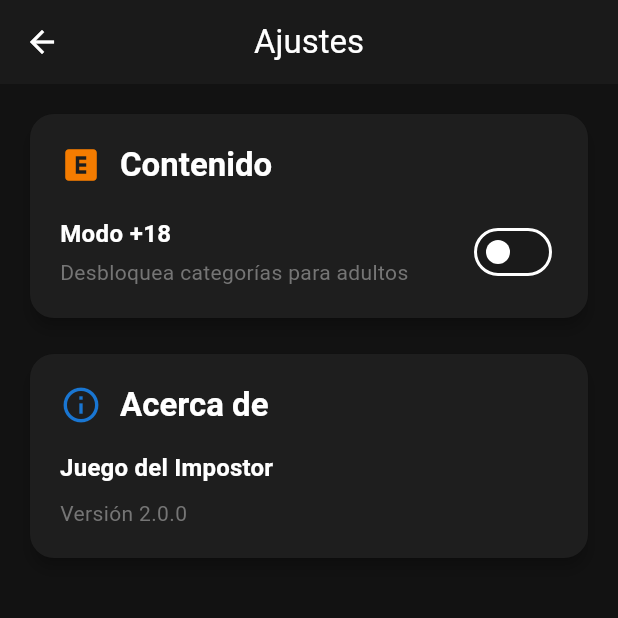
After one commit to Drakko99/juego_impostor, a Flutter app: the SettingsScreen screen opened directly, on a phone screen of 412 x 824 dp, the top half of it. The commit adds this screen. Run offline on Flutter 3.47's test engine with Material 3 defaults, Android fonts, the phone set to English and light mode, and no system bars; our stand-ins replace shared_preferences, sqflite; accounts and stored records are empty.

Commit message:
feat: modo adulto

```diff
--- a/lib/models/category.dart
+++ b/lib/models/category.dart
@@ -3,12 +3,14 @@ class Category {
   final String name;
   final bool enabled;
   final bool isCustom;
+  final bool isAdult;
 
   Category({
     this.id,
     required this.name,
     this.enabled = true,
     this.isCustom = false,
+    this.isAdult = false,
   });
 
   factory Category.fromMap(Map<String, dynamic> map) {
@@ -17,6 +19,7 @@ class Category {
       name: map['name'] as String,
       enabled: (map['enabled'] as int) == 1,
       isCustom: (map['is_custom'] as int) == 1,
+      isAdult: (map['is_adult'] as int?) == 1,
     );
   }
 
@@ -26,6 +29,7 @@ class Category {
       'name': name,
       'enabled': enabled ? 1 : 0,
       'is_custom': isCustom ? 1 : 0,
+      'is_adult': isAdult ? 1 : 0,
     };
   }
 }
--- /dev/null
+++ b/lib/screens/settings_screen.dart
@@ -0,0 +1,294 @@
+import 'package:flutter/material.dart';
+import '../utils/preferences.dart';
+
+class SettingsScreen extends StatefulWidget {
+  const SettingsScreen({super.key});
+
+  @override
+  State<SettingsScreen> createState() => _SettingsScreenState();
+}
+
+class _SettingsScreenState extends State<SettingsScreen> {
+  bool _adultMode = false;
+  bool _loading = true;
+
+  @override
+  void initState() {
+    super.initState();
+    _loadSettings();
+  }
+
+  Future<void> _loadSettings() async {
+    final adultMode = await Preferences.getAdultMode();
+    setState(() {
+      _adultMode = adultMode;
+      _loading = false;
+    });
+  }
+
+  Future<void> _toggleAdultMode(bool value) async {
+    if (value) {
+      // Mostrar diálogo de confirmación al activar
+      final confirmed = await showDialog<bool>(
+        context: context,
+        builder: (context) => AlertDialog(
+          backgroundColor: const Color(0xFF1E1E1E),
+          shape: RoundedRectangleBorder(borderRadius: BorderRadius.circular(20)),
+          title: Row(
+            children: [
+              Icon(Icons.warning, color: Colors.orange.shade700, size: 32),
+              const SizedBox(width: 12),
+              const Expanded(child: Text('Modo +18')),
+            ],
+          ),
+          content: Column(
+            mainAxisSize: MainAxisSize.min,
+            crossAxisAlignment: CrossAxisAlignment.start,
+            children: [
+              const Text(
+                'Estás a punto de activar el modo para adultos.',
+                style: TextStyle(fontSize: 16, fontWeight: FontWeight.bold),
+              ),
+              const SizedBox(height: 16),
+              Container(
+                padding: const EdgeInsets.all(12),
+                decoration: BoxDecoration(
+                  color: Colors.orange.shade700.withValues(alpha: 0.2),
+                  borderRadius: BorderRadius.circular(12),
+                  border: Border.all(color: Colors.orange.shade700),
+                ),
+                child: const Column(
+                  crossAxisAlignment: CrossAxisAlignment.start,
+                  children: [
+                    Text(
+                      '⚠️ Este modo incluye:',
+                      style: TextStyle(fontWeight: FontWeight.bold),
+                    ),
+                    SizedBox(height: 8),
+                    Text('• Contenido para mayores de 18 años'),
+                    Text('• Categorías con temática adulta'),
+                    Text('• Lenguaje explícito'),
+                  ],
+                ),
+              ),
+              const SizedBox(height: 16),
+              const Text(
+                '¿Deseas continuar?',
+                style: TextStyle(fontSize: 14),
+              ),
+            ],
+          ),
+          actions: [
+            TextButton(
+              onPressed: () => Navigator.pop(context, false),
+              child: const Text('Cancelar'),
+            ),
+            FilledButton(
+              onPressed: () => Navigator.pop(context, true),
+              style: FilledButton.styleFrom(
+                backgroundColor: Colors.orange.shade700,
+              ),
+              child: const Text('Activar'),
+            ),
+          ],
+        ),
+      );
+
+      if (confirmed == true) {
+        await Preferences.setAdultMode(true);
+        setState(() => _adultMode = true);
+
+        if (mounted) {
+          // Mostrar aviso de nuevas categorías
+          ScaffoldMessenger.of(context).showSnackBar(
+            SnackBar(
+              content: const Column(
+                mainAxisSize: MainAxisSize.min,
+                crossAxisAlignment: CrossAxisAlignment.start,
+                children: [
+                  Text(
+                    '✓ Modo +18 activado',
+                    style: TextStyle(fontWeight: FontWeight.bold, fontSize: 16),
+                  ),
+                  SizedBox(height: 4),
+                  Text('Nuevas categorías disponibles en el menú de categorías'),
+                ],
+              ),
+              backgroundColor: Colors.orange.shade700,
+              behavior: SnackBarBehavior.floating,
+              duration: const Duration(seconds: 4),
+              shape: RoundedRectangleBorder(borderRadius: BorderRadius.circular(10)),
+            ),
+          );
+        }
+      }
+    } else {
+      // Desactivar sin confirmación
+      await Preferences.setAdultMode(false);
+      setState(() => _adultMode = false);
+
+      if (mounted) {
+        ScaffoldMessenger.of(context).showSnackBar(
+          SnackBar(
+            content: const Text('Modo +18 desactivado'),
+            backgroundColor: Colors.grey.shade700,
+            behavior: SnackBarBehavior.floating,
+            duration: const Duration(seconds: 2),
+            shape: RoundedRectangleBorder(borderRadius: BorderRadius.circular(10)),
+          ),
+        );
+      }
+    }
+  }
+
+  @override
+  Widget build(BuildContext context) {
+    return Scaffold(
+      appBar: AppBar(
+        title: const Text('Ajustes'),
+      ),
+      body: _loading
+          ? const Center(child: CircularProgressIndicator())
+          : ListView(
+              padding: const EdgeInsets.all(16),
+              children: [
+                Card(
+                  child: Padding(
+                    padding: const EdgeInsets.all(20),
+                    child: Column(
+                      crossAxisAlignment: CrossAxisAlignment.start,
+                      children: [
+                        Row(
+                          children: [
+                            Icon(Icons.explicit, color: Colors.orange.shade700, size: 28),
+                            const SizedBox(width: 12),
+                            Text(
+                              'Contenido',
+                              style: Theme.of(context).textTheme.titleLarge?.copyWith(
+                                fontWeight: FontWeight.bold,
+                              ),
+                            ),
+                          ],
+                        ),
+                        const SizedBox(height: 20),
+                        Row(
+                          children: [
+                            Expanded(
+                              child: Column(
+                                crossAxisAlignment: CrossAxisAlignment.start,
+                                children: [
+                                  const Text(
+                                    'Modo +18',
+                                    style: TextStyle(
+                                      fontSize: 16,
+                                      fontWeight: FontWeight.bold,
+                                    ),
+                                  ),
+                                  const SizedBox(height: 4),
+                                  Text(
+                                    'Desbloquea categorías para adultos',
+                                    style: TextStyle(
+                                      fontSize: 14,
+                                      color: Colors.grey.shade600,
+                                    ),
+                                  ),
+                                ],
+                              ),
+                            ),
+                            Switch(
+                              value: _adultMode,
+                              onChanged: _toggleAdultMode,
+                              thumbColor: WidgetStateProperty.resolveWith((states) {
+                                if (states.contains(WidgetState.selected)) {
+                                  return Colors.orange.shade700;
+                                }
+                                return null;
+                              }),
+                              trackColor: WidgetStateProperty.resolveWith((states) {
+                                if (states.contains(WidgetState.selected)) {
+                                  return Colors.orange.shade700.withValues(alpha: 0.5);
+                                }
+                                return null;
+                              }),
+                            ),
+                          ],
+                        ),
+                        if (_adultMode) ...[
+                          const SizedBox(height: 16),
+                          Container(
+                            padding: const EdgeInsets.all(12),
+                            decoration: BoxDecoration(
+                              color: Colors.orange.shade700.withValues(alpha: 0.2),
+                              borderRadius: BorderRadius.circular(12),
+                              border: Border.all(
+                                color: Colors.orange.shade700.withValues(alpha: 0.5),
+                              ),
+                            ),
+                            child: Row(
+                              children: [
+                                Icon(
+                                  Icons.info_outline,
+                                  color: Colors.orange.shade700,
+                                  size: 20,
+                                ),
+                                const SizedBox(width: 8),
+                                Expanded(
+                                  child: Text(
+                                    'Las categorías +18 están desactivadas por defecto. Actívalas desde el menú de categorías.',
+                                    style: TextStyle(
+                                      fontSize: 12,
+                                      color: Colors.orange.shade300,
+                                    ),
+                                  ),
+                                ),
+                              ],
+                            ),
+                          ),
+                        ],
+                      ],
+                    ),
+                  ),
+                ),
+                const SizedBox(height: 16),
+                Card(
+                  child: Padding(
+                    padding: const EdgeInsets.all(20),
+                    child: Column(
+                      crossAxisAlignment: CrossAxisAlignment.start,
+                      children: [
+                        Row(
+                          children: [
+                            Icon(Icons.info_outline, color: Colors.blue.shade700, size: 28),
+                            const SizedBox(width: 12),
+                            Text(
+                              'Acerca de',
+                              style: Theme.of(context).textTheme.titleLarge?.copyWith(
+                                fontWeight: FontWeight.bold,
+                              ),
+                            ),
+                          ],
+                        ),
+                        const SizedBox(height: 16),
+                        Text(
+                          'Juego del Impostor',
+                          style: Theme.of(context).textTheme.titleMedium?.copyWith(
+                            fontWeight: FontWeight.bold,
+                          ),
+                        ),
+                        const SizedBox(height: 8),
+                        Text(
+                          'Versión 2.0.0',
+                          style: TextStyle(
+                            fontSize: 14,
+                            color: Colors.grey.shade600,
+                          ),
+                        ),
+                      ],
+                    ),
+                  ),
+                ),
+              ],
+            ),
+    );
+  }
+}
--- /dev/null
+++ b/lib/utils/preferences.dart
@@ -0,0 +1,18 @@
+import 'package:shared_preferences/shared_preferences.dart';
+
+/// Clase para manejar las preferencias de la aplicación
+class Preferences {
+  static const String _adultModeKey = 'adult_mode_enabled';
+
+  /// Obtener si el modo +18 está activado
+  static Future<bool> getAdultMode() async {
+    final prefs = await SharedPreferences.getInstance();
+    return prefs.getBool(_adultModeKey) ?? false;
+  }
+
+  /// Activar/desactivar el modo +18
+  static Future<void> setAdultMode(bool enabled) async {
+    final prefs = await SharedPreferences.getInstance();
+    await prefs.setBool(_adultModeKey, enabled);
+  }
+}
--- a/pubspec.yaml
+++ b/pubspec.yaml
@@ -38,6 +38,8 @@ dependencies:
   # Para base de datos SQLite
   sqflite: ^2.3.0
   path: ^1.9.0
+
+  shared_preferences: ^2.2.2
 
 dev_dependencies:
   flutter_test:
```
Also changed, not shown: assets/data/words.json (+108 -0 lines), lib/db/app_database.dart (+12 -3 lines), lib/repositories/game_repository.dart (+18 -3 lines), lib/screens/categories_screen.dart (+31 -3 lines), lib/screens/home_screen.dart (+16 -0 lines), pubspec.lock, 1 other file.
